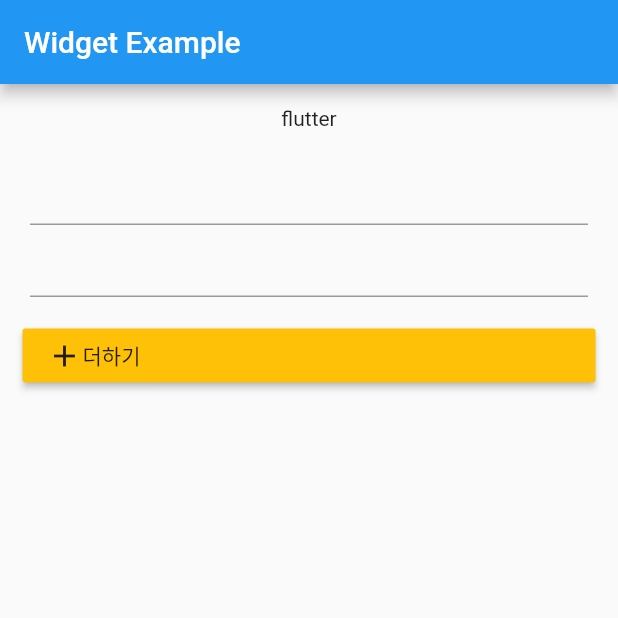
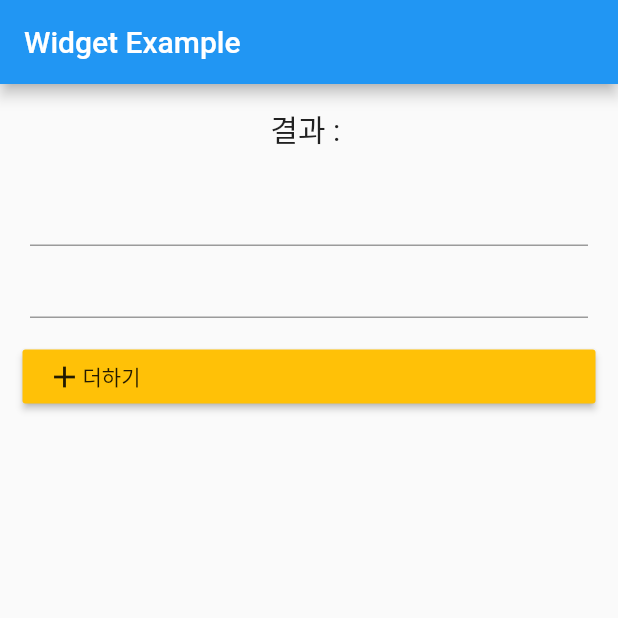
Before and after one commit to junhaesung/flutter-do-it-adder, a Flutter app: the screen it shows after launch, on a phone screen of 412 x 824 dp, the top half of it. Run offline on Flutter 3.47's test engine with Material 2 defaults, Android fonts, the phone set to English and light mode, and no system bars.

Commit message:
7단계: 계산된 결과값을 Text 위젯에 표시하는 부분 작성

```diff
--- a/lib/main.dart
+++ b/lib/main.dart
@@ -31,7 +31,12 @@ class _WidgetExampleState extends State<WidgetApp> {
         child: Center(
             child: Column(
           children: <Widget>[
-            Padding(padding: EdgeInsets.all(15), child: Text('flutter')),
+            Padding(
+                padding: EdgeInsets.all(15),
+                child: Text(
+                  '결과 : $sum',
+                  style: TextStyle(fontSize: 20),
+                )),
             Padding(
                 padding: EdgeInsets.only(left: 20, right: 20),
                 child: TextField(
```
